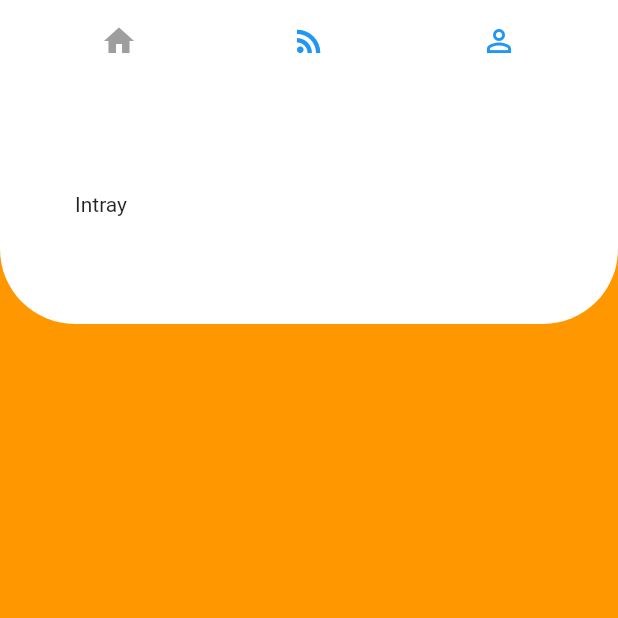
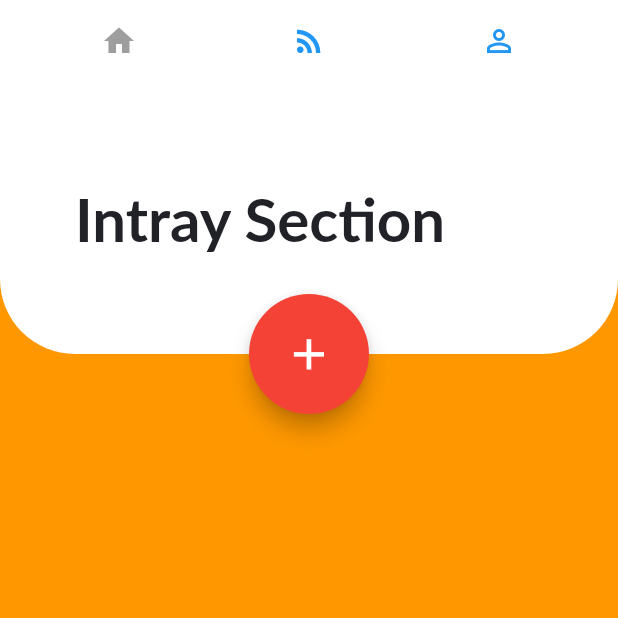
Before and after one commit to KyleNelson94/flutter-todo, a Flutter app: the screen it shows after launch, on a phone screen of 412 x 824 dp, the top half of it. Run offline on Flutter 3.47's test engine with Material 2 defaults, Android fonts, the phone set to English and light mode, and no system bars; Roboto replaces fonts that are missing (Lato).

Commit message:
Intray styling, Fab added with dimensions and positioning. Login template pasted from flutter.dev

```diff
--- a/lib/main.dart
+++ b/lib/main.dart
@@ -1,15 +1,15 @@
 import 'package:flutter/material.dart';
+// ignore: unused_import
+import 'package:notes/models/global.dart';
 
-void main() {
-  runApp(MyApp());
-}
+void main() => runApp(MyApp());
 
 class MyApp extends StatelessWidget {
   // This widget is the root of your application.
   @override
   Widget build(BuildContext context) {
     return MaterialApp(
-      title: 'Flutter Demo',
+      title: 'Notes App',
       theme: ThemeData(
         primarySwatch: Colors.blueGrey,
         visualDensity: VisualDensity.adaptivePlatformDensity,
@@ -53,11 +53,19 @@ class _MyHomePageState extends State<MyHomePage> {
                     ),
                     color: Colors.lightGreen,
                   ),
+                  new Container(
+                      child: Center(
+                    child: FlatButton(
+                      color: Colors.orange,
+                      child: Text("Hello"),
+                      onPressed: () {},
+                    ),
+                  ))
                 ],
               ),
               Container(
                 padding: EdgeInsets.only(left: 50),
-                height: 160,
+                height: 180,
                 decoration: BoxDecoration(
                   borderRadius: BorderRadius.only(
                       bottomLeft: Radius.circular(50),
@@ -67,11 +75,23 @@ class _MyHomePageState extends State<MyHomePage> {
                 child: Row(
                   mainAxisAlignment: MainAxisAlignment.spaceBetween,
                   children: <Widget>[
-                    Text(
-                      "Intray",
-                    ),
+                    Text("Intray Section", style: trayTitleStyle),
                     Container()
                   ],
+                ),
+              ),
+              Container(
+                margin: EdgeInsets.only(
+                    top: 140,
+                    left: (MediaQuery.of(context).size.width - 80) / 2),
+                width: 80,
+                height: 80,
+                child: FittedBox(
+                  child: FloatingActionButton(
+                    child: Icon(Icons.add),
+                    backgroundColor: Colors.red,
+                    onPressed: () {},
+                  ),
                 ),
               ),
               Container(
--- /dev/null
+++ b/lib/models/global.dart
@@ -0,0 +1,13 @@
+import 'package:flutter/material.dart';
+
+Color darkGrey = new Color(0xFF212128);
+
+TextStyle trayTitleStyle = new TextStyle(
+    fontFamily: "Lato",
+    fontWeight: FontWeight.bold,
+    color: darkGrey,
+    fontSize: 40);
+
+TextStyle redTaskTitle = new TextStyle(fontFamily: 'Lato', color: Colors.red);
+TextStyle redText = new TextStyle(fontFamily: 'Lato', color: Colors.red);
+TextStyle redBoldText = new TextStyle(fontFamily: 'Lato', color: Colors.red);
```
Also changed, not shown: lib/screens/login/Loginscreen.dart (added, +147 -0 lines), lib/screens/intray/IntrayScreen.dart (added).
